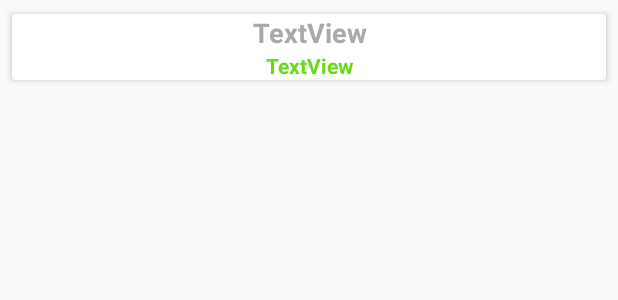
After one commit to MFuentes1992/dNomics, an Android app: the layout draft_row_recycleview.xml on its own in the app's theme, with its tools: preview values and no code run, on a phone screen of 412 x 824 dp. The commit adds this screen. Shown: the top 300 px of the screen. Run offline under Robolectric (Android 15) with nearby library versions, the phone set to English and light mode, and no system bars.

Commit message:
Draft report View: Adding dynamically draft reports into a reclycle view (Grid)

```diff
--- a/app/build.gradle
+++ b/app/build.gradle
@@ -22,6 +22,7 @@ dependencies {
     implementation fileTree(dir: 'libs', include: ['*.jar'])
     implementation 'com.android.support:appcompat-v7:26.1.0'
     implementation 'com.android.support:cardview-v7:26.1.0'
+    implementation 'com.android.support:recyclerview-v7:26.1.0'
     implementation 'com.android.support.constraint:constraint-layout:1.1.0'
     implementation 'com.android.support:design:26.1.0'
     implementation 'de.hdodenhof:circleimageview:2.2.0'
--- a/app/src/main/res/layout/activity_dashboard.xml
+++ b/app/src/main/res/layout/activity_dashboard.xml
@@ -112,7 +112,7 @@
                             android:layout_height="wrap_content"
                             android:layout_marginTop="10dp"
                             android:layout_weight="1"
-                            android:text="@string/draft"
+                            android:text="@string/owned"
                             android:textSize="20sp" />
 
                         <LinearLayout
--- /dev/null
+++ b/app/src/main/res/layout/draft_row_recycleview.xml
@@ -0,0 +1,44 @@
+<?xml version="1.0" encoding="utf-8"?>
+<LinearLayout xmlns:android="http://schemas.android.com/apk/res/android"
+    xmlns:app="http://schemas.android.com/apk/res-auto"
+    android:layout_width="match_parent"
+    android:layout_height="wrap_content"
+    android:orientation="vertical">
+
+    <android.support.v7.widget.CardView
+        android:id="@+id/cardview"
+        android:layout_width="match_parent"
+        android:layout_height="wrap_content"
+        android:layout_gravity="center"
+        app:cardElevation="3dp"
+        android:layout_margin="4dp"
+        android:padding="2dp"
+        app:cardUseCompatPadding="true">
+
+        <LinearLayout
+            android:layout_width="match_parent"
+            android:layout_height="match_parent"
+            android:orientation="vertical">
+
+            <TextView
+                android:id="@+id/lblDraftReportName"
+                android:layout_width="match_parent"
+                android:layout_height="wrap_content"
+                android:gravity="center"
+                android:textColor="@color/colorDarkGray"
+                android:text="TextView"
+                android:textSize="18sp"
+                android:textStyle="bold" />
+
+            <TextView
+                android:id="@+id/lblDraftReportNumber"
+                android:layout_width="match_parent"
+                android:layout_height="wrap_content"
+                android:gravity="center"
+                android:textColor="@color/colorLime"
+                android:text="TextView"
+                android:textSize="14sp"
+                android:textStyle="bold" />
+        </LinearLayout>
+    </android.support.v7.widget.CardView>
+</LinearLayout>
--- a/app/src/main/res/values/strings.xml
+++ b/app/src/main/res/values/strings.xml
@@ -32,7 +32,8 @@
     <string name="reportname">&#xf15b; Nombre del Reporte</string>
     <string name="date">&#xf133; Fecha</string>
     <string name="location">&#xf3c5; Lugar</string>
-    <string name="draft">Owned</string>
+    <string name="owned">Owned</string>
+    <string name="draft">Draft</string>
     <string name="submitted">Debt</string>
     <string name="ticket">Reporte desde ticket</string>
     <string name="setings">Setings</string>
```
Also changed, not shown: app/src/main/AndroidManifest.xml (+20 -11 lines), app/src/main/java/com/example/markf/dnomics/Dashboard.java (+13 -0 lines), app/src/main/java/com/example/markf/dnomics/DatabaseModel.java (+43 -0 lines), app/src/main/java/com/example/markf/dnomics/Draft.java (added, +76 -0 lines), app/src/main/java/com/example/markf/dnomics/MyAdapter.java (added, +71 -0 lines), app/src/main/res/layout/activity_draft.xml (added, +17 -0 lines).
